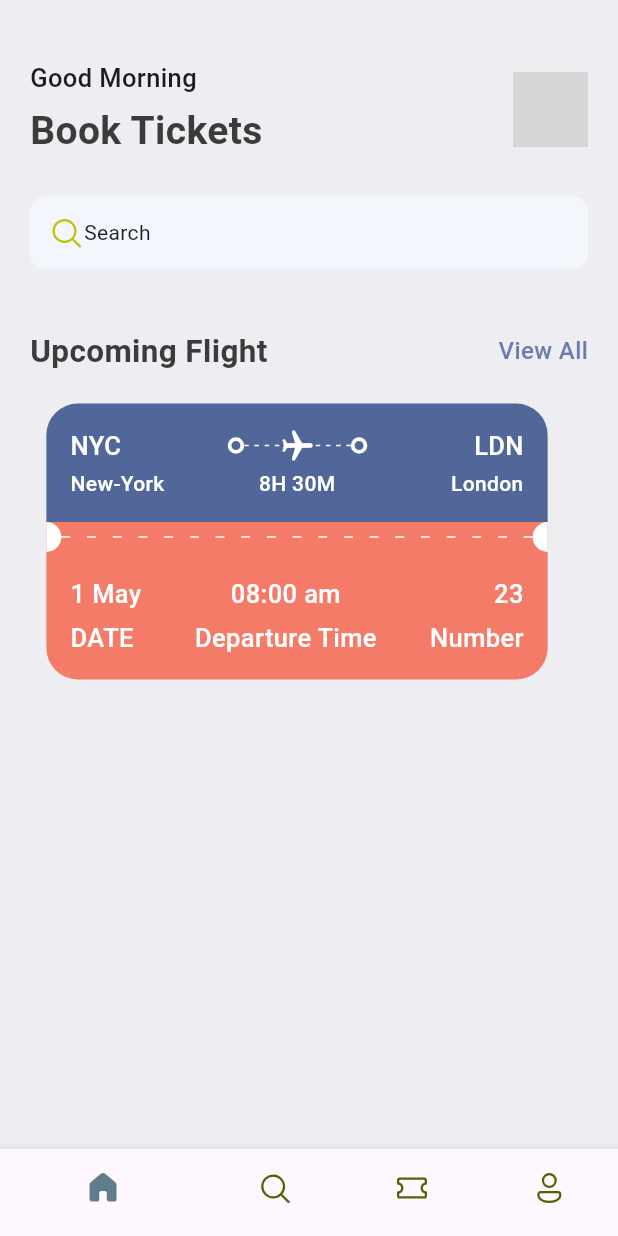
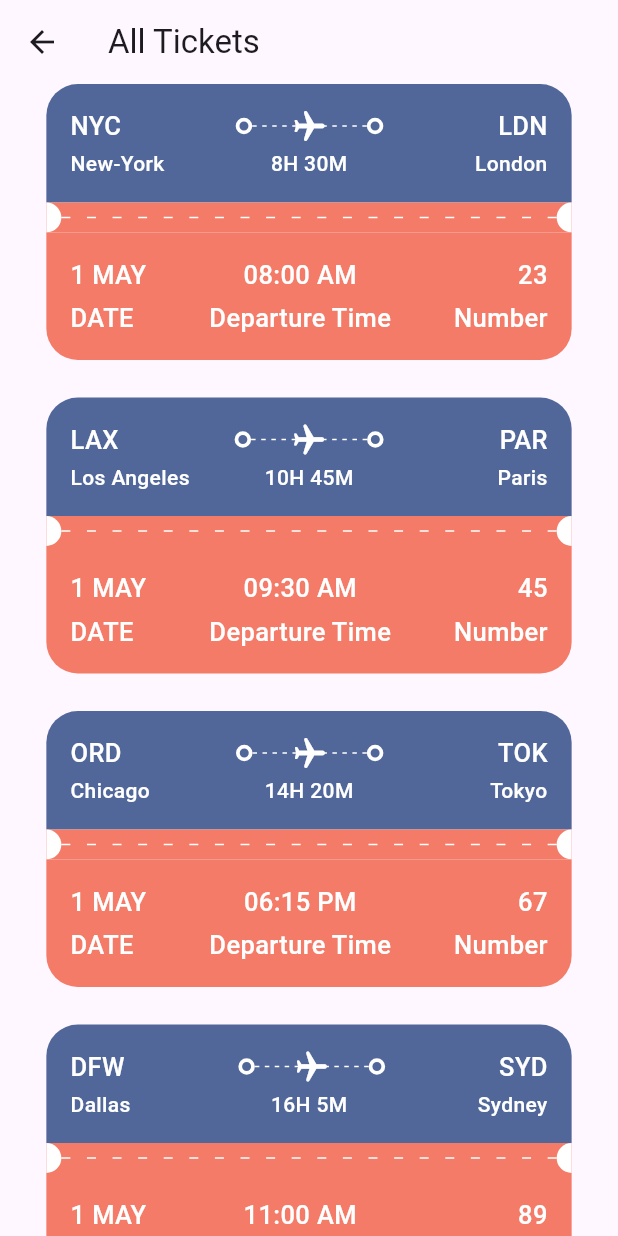
Before and after one commit to yky32/ticket-app, a Flutter app: the screen it shows after launch, after a tap on "View All", on a phone screen of 412 x 824 dp. Run offline on Flutter 3.47's test engine with Material 3 defaults, Android fonts, the phone set to English and light mode, and no system bars; our stand-ins replace fluentui_icons; grey boxes are pictures that could not be loaded.

Commit message:
add hotel wideget

```diff
--- /dev/null
+++ b/lib/app_routes.dart
@@ -0,0 +1,6 @@
+
+
+class AppRoutes {
+  static String allTickets = "/all_tickets";
+
+}
--- a/lib/base/res/media.dart
+++ b/lib/base/res/media.dart
@@ -1,4 +1,5 @@
 class AppMedia {
   static const _baseImage = "assets/images/";
   static const logo = '$_baseImage/logo.png';
+  static const hotel_room = '$_baseImage/hotel_room.png';
 }
--- a/lib/base/res/styles/app_styles.dart
+++ b/lib/base/res/styles/app_styles.dart
@@ -8,6 +8,7 @@ class AppStyles {
   static Color textColor = const Color(0xFF3b3b3b);
   static Color ticketBlue = const Color(0xFF526799);
   static Color ticketOrange = const Color(0xFFF37B67);
+  static Color kakiColor = const Color(0xFFd2bdb6);
 
   static TextStyle textStyle =
       TextStyle(fontSize: 16, fontWeight: FontWeight.w500, color: textColor);
--- /dev/null
+++ b/lib/base/utils/all_json.dart
@@ -0,0 +1,72 @@
+List<Map<String, dynamic>> tickets = [
+  {
+    "from": {
+      "code": "NYC",
+      "name": "New-York"
+    },
+    "to": {
+      "code": "LDN",
+      "name": "London"
+    },
+    "flying_time": "8H 30M",
+    "date": "1 MAY",
+    "departure_time": "08:00 AM",
+    "number": "23"
+  },
+  {
+    "from": {
+      "code": "LAX",
+      "name": "Los Angeles"
+    },
+    "to": {
+      "code": "PAR",
+      "name": "Paris"
+    },
+    "flying_time": "10H 45M",
+    "date": "1 MAY",
+    "departure_time": "09:30 AM",
+    "number": "45"
+  },
+  {
+    "from": {
+      "code": "ORD",
+      "name": "Chicago"
+    },
+    "to": {
+      "code": "TOK",
+      "name": "Tokyo"
+    },
+    "flying_time": "14H 20M",
+    "date": "1 MAY",
+    "departure_time": "06:15 PM",
+    "number": "67"
+  },
+  {
+    "from": {
+      "code": "DFW",
+      "name": "Dallas"
+    },
+    "to": {
+      "code": "SYD",
+      "name": "Sydney"
+    },
+    "flying_time": "16H 5M",
+    "date": "1 MAY",
+    "departure_time": "11:00 AM",
+    "number": "89"
+  },
+  {
+    "from": {
+      "code": "BOS",
+      "name": "Boston"
+    },
+    "to": {
+      "code": "BER",
+      "name": "Berlin"
+    },
+    "flying_time": "9H 30M",
+    "date": "1 MAY",
+    "departure_time": "05:45 PM",
+    "number": "101"
+  }
+];
--- a/lib/base/widgets/app_double_text.dart
+++ b/lib/base/widgets/app_double_text.dart
@@ -4,10 +4,14 @@ import '../res/styles/app_styles.dart';
 
 class AppDoubleText extends StatelessWidget {
   const AppDoubleText(
-      {super.key, required this.bigText, required this.smallText});
+      {super.key,
+      required this.bigText,
+      required this.smallText,
+      required this.func});
 
   final String bigText;
   final String smallText;
+  final VoidCallback func;
 
   @override
   Widget build(BuildContext context) {
@@ -16,11 +20,10 @@ class AppDoubleText extends StatelessWidget {
       children: [
         Text(bigText, style: AppStyles.headLineStyle2),
         InkWell(
-          onTap: () {
-          },
-          child: Text(smallText, style: AppStyles.textStyle.copyWith(
-            color: AppStyles.primaryColor
-          )),
+          onTap: func,
+          child: Text(smallText,
+              style:
+                  AppStyles.textStyle.copyWith(color: AppStyles.primaryColor)),
         )
       ],
     );
--- a/lib/base/widgets/ticket_view.dart
+++ b/lib/base/widgets/ticket_view.dart
@@ -8,7 +8,9 @@ import 'package:ticket_app/base/widgets/text_style_fourt.dart';
 import 'package:ticket_app/base/widgets/text_style_third.dart';
 
 class TicketView extends StatelessWidget {
-  const TicketView({super.key});
+  final Map<String, dynamic> ticket;
+  final bool wholeScreen;
+  const TicketView({super.key, required this.ticket, this.wholeScreen = false});
 
   @override
   Widget build(BuildContext context) {
@@ -17,7 +19,7 @@ class TicketView extends StatelessWidget {
       width: size.width * 0.85,
       height: 189,
       child: Container(
-        margin: const EdgeInsets.only(right: 16),
+        margin: EdgeInsets.only(right: wholeScreen == true ? 0 : 16),
         child: Column(
           children: [
             // blue part of the ticket
@@ -33,9 +35,10 @@ class TicketView extends StatelessWidget {
                   // show departure and destination with icons first line.
                   Row(
                     children: [
-                      const TextStyleThird(text: "NYC"),
+                      TextStyleThird(text: ticket["from"]["code"]),
                       Expanded(child: Container()),
                       const BigDot(),
+                      // ticket flying icon
                       Expanded(
                           child: Stack(
                         children: [
@@ -57,7 +60,7 @@ class TicketView extends StatelessWidget {
                       )),
                       const BigDot(),
                       Expanded(child: Container()),
-                      const TextStyleThird(text: "LDN")
+                      TextStyleThird(text: ticket["to"]["code"])
                     ],
                   ),
                   const SizedBox(
@@ -66,16 +69,16 @@ class TicketView extends StatelessWidget {
                   // show departure and destination names with time
                   Row(
                     children: [
-                      const SizedBox(
+                      SizedBox(
                         width: 100,
-                        child: TextStyleFourth(text: "New-York")
+                        child: TextStyleFourth(text: ticket["from"]["name"])
                       ),
                       Expanded(child: Container()),
-                      const TextStyleFourth(text: "8H 30M"),
+                      TextStyleFourth(text: ticket["flying_time"]),
                       Expanded(child: Container()),
-                      const SizedBox(
+                      SizedBox(
                         width: 100,
-                        child: TextStyleFourth(text: "London", align: TextAlign.end,),
+                        child: TextStyleFourth(text: ticket["to"]["name"], align: TextAlign.end,),
                       )
                     ],
                   )
@@ -105,24 +108,24 @@ class TicketView extends StatelessWidget {
                   borderRadius: const BorderRadius.only(
                       bottomLeft: Radius.circular(21),
                       bottomRight: Radius.circular(21))),
-              child: const Column(
+              child: Column(
                 children: [
                   // show departure and destination with icons first line.
                   Row(
                     mainAxisAlignment: MainAxisAlignment.spaceBetween,
                     children: [
                       AppColumnTextLayout(
-                        topText: "1 May",
+                        topText: ticket["date"],
                         bottomText: "DATE",
                         alignment: CrossAxisAlignment.start,
                       ),
                       AppColumnTextLayout(
-                        topText: "08:00 am",
+                        topText: ticket["departure_time"],
                         bottomText: "Departure Time",
                         alignment: CrossAxisAlignment.center,
                       ),
                       AppColumnTextLayout(
-                        topText: "23",
+                        topText: ticket["number"],
                         bottomText: "Number",
                         alignment: CrossAxisAlignment.end,
                       ),
--- a/lib/main.dart
+++ b/lib/main.dart
@@ -1,4 +1,5 @@
 import 'package:flutter/material.dart';
+import 'package:ticket_app/screens/all_tickets.dart';
 
 import 'base/bottom_nav_bar.dart';
 
@@ -11,9 +12,12 @@ class MyApp extends StatelessWidget {
 
   @override
   Widget build(BuildContext context) {
-    return const MaterialApp(
+    return MaterialApp(
       debugShowCheckedModeBanner: false,
-      home: BottomNavBar(),
+      routes: {
+        "/": (context) => const BottomNavBar(),
+        "/all_tickets" : (context) => const AllTickets()
+      },
     );
   }
 }
--- /dev/null
+++ b/lib/screens/all_tickets.dart
@@ -0,0 +1,30 @@
+import 'package:flutter/material.dart';
+import 'package:ticket_app/base/widgets/ticket_view.dart';
+
+import '../base/utils/all_json.dart';
+
+class AllTickets extends StatelessWidget {
+  const AllTickets({super.key});
+
+  @override
+  Widget build(BuildContext context) {
+    return Scaffold(
+      appBar: AppBar(
+        title: const Text("All Tickets"),
+      ),
+      body: ListView(
+        children: [
+          SingleChildScrollView(
+            child: Column(
+              children: tickets
+                  .map((ticket) => Container(
+                      margin: const EdgeInsets.only(bottom: 20),
+                      child: TicketView(ticket: ticket, wholeScreen: true,)))
+                  .toList(),
+            ),
+          )
+        ],
+      ),
+    );
+  }
+}
--- a/lib/screens/home_screen.dart
+++ b/lib/screens/home_screen.dart
@@ -1,9 +1,12 @@
 import 'package:fluentui_icons/fluentui_icons.dart';
 import 'package:flutter/material.dart';
 import 'package:ticket_app/base/widgets/ticket_view.dart';
+import 'package:ticket_app/screens/widgets/Hotel.dart';
 
 import '../base/res/media.dart';
 import '../base/res/styles/app_styles.dart';
+import '../app_routes.dart';
+import '../base/utils/all_json.dart';
 import '../base/widgets/app_double_text.dart';
 
 class HomeScreen extends StatelessWidget {
@@ -66,9 +69,29 @@ class HomeScreen extends StatelessWidget {
                   ),
                 ),
                 const SizedBox(height: 40),
-                const AppDoubleText(bigText: "Upcoming Flight", smallText: "View All"),
+                AppDoubleText(
+                  bigText: "Upcoming Flight",
+                  smallText: "View All",
+                  func: () =>
+                      Navigator.pushNamed(context, AppRoutes.allTickets),
+                ),
                 const SizedBox(height: 20),
-                const TicketView()
+                SingleChildScrollView(
+                    scrollDirection: Axis.horizontal,
+                    child: Row(
+                      children: tickets
+                          .take(2)
+                          .map((ticket) => TicketView(ticket: ticket))
+                          .toList(),
+                    )),
+                const SizedBox(height: 40),
+                AppDoubleText(
+                  bigText: "Hotels",
+                  smallText: "View All",
+                  func: () =>
+                      Navigator.pushNamed(context, AppRoutes.allTickets),
+                ),
+                Hotel(),
               ],
             ),
           ),
--- /dev/null
+++ b/lib/screens/widgets/Hotel.dart
@@ -0,0 +1,61 @@
+import 'package:flutter/material.dart';
+import 'package:ticket_app/base/res/media.dart';
+import 'package:ticket_app/base/res/styles/app_styles.dart';
+
+class Hotel extends StatelessWidget {
+  const Hotel({super.key});
+
+  @override
+  Widget build(BuildContext context) {
+    final size = MediaQuery.of(context).size;
+    return Container(
+      width: size.width * 0.6,
+      height: 350,
+      decoration: BoxDecoration(
+          color: AppStyles.primaryColor,
+          borderRadius: BorderRadius.circular(24)),
+      child: Column(
+        crossAxisAlignment: CrossAxisAlignment.start,
+        children: [
+          Container(
+            height: 180,
+            decoration: BoxDecoration(
+                color: AppStyles.primaryColor,
+                borderRadius: BorderRadius.circular(12),
+                image: const DecorationImage(
+                    fit: BoxFit.cover, image: AssetImage(AppMedia.hotel_room))),
+          ),
+          SizedBox(
+            height: 10,
+          ),
+          Padding(
+            padding: const EdgeInsets.only(left: 15),
+            child: Text(
+              "Open Space",
+              style:
+                  AppStyles.headLineStyle1.copyWith(color: AppStyles.kakiColor),
+            ),
+          ),
+          SizedBox(height: 5,),
+          Padding(
+            padding: const EdgeInsets.only(left: 15),
+            child: Text(
+              "London",
+              style:
+              AppStyles.headLineStyle3.copyWith(color: AppStyles.kakiColor),
+            ),
+          ),
+          SizedBox(height: 5,),
+          Padding(
+            padding: const EdgeInsets.only(left: 15),
+            child: Text(
+              "\$25/night",
+              style:
+              AppStyles.headLineStyle2.copyWith(color: AppStyles.kakiColor),
+            ),
+          )
+        ],
+      ),
+    );
+  }
+}
```
